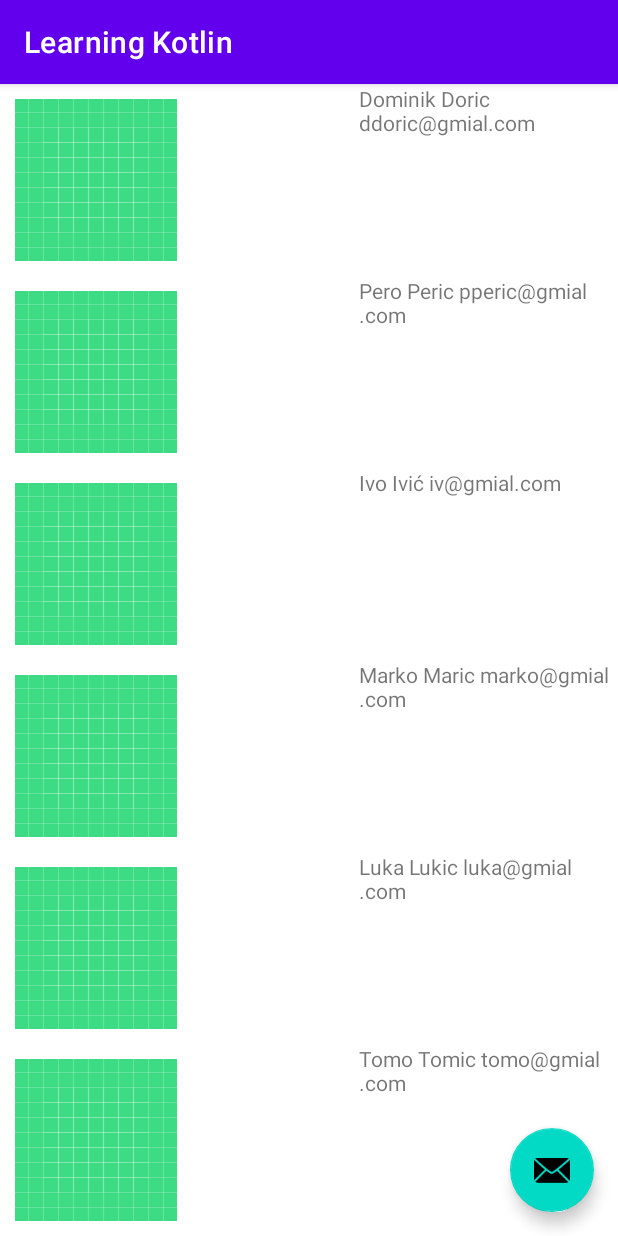
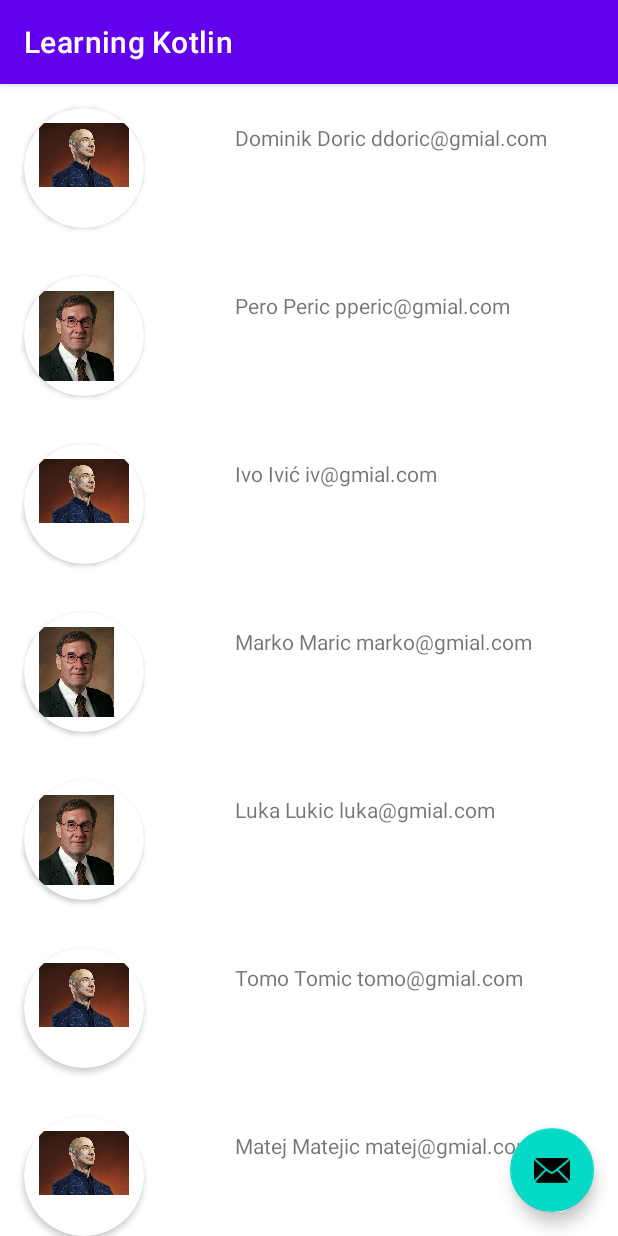
Before and after one commit to Dominik277/CountdownApp, an Android app: the screen it shows after launch (BasicActivity), on a phone screen of 412 x 824 dp. Run offline under Robolectric (Android 15) with nearby library versions, the phone set to English and light mode, and no system bars.

Commit message:
Dodano par stvari.

```diff
--- a/app/src/main/java/countdown/app/BasicActivity.kt
+++ b/app/src/main/java/countdown/app/BasicActivity.kt
@@ -15,13 +15,13 @@ class BasicActivity : AppCompatActivity() {
         setSupportActionBar(findViewById(R.id.toolbar))
 
         val friends = listOf(
-                DataModel("Dominik","Doric","ddoric@gmial.com"),
-                DataModel("Pero","Peric","pperic@gmial.com"),
-                DataModel("Ivo","Ivić","iv@gmial.com"),
-                DataModel("Marko","Maric","marko@gmial.com"),
-                DataModel("Luka","Lukic","luka@gmial.com"),
-                DataModel("Tomo","Tomic","tomo@gmial.com"),
-                DataModel("Matej","Matejic","matej@gmial.com")
+                DataModel("Dominik","Doric","ddoric@gmial.com",R.drawable.person3),
+                DataModel("Pero","Peric","pperic@gmial.com",R.drawable.person1),
+                DataModel("Ivo","Ivić","iv@gmial.com",R.drawable.person3),
+                DataModel("Marko","Maric","marko@gmial.com",R.drawable.person1),
+                DataModel("Luka","Lukic","luka@gmial.com",R.drawable.person1),
+                DataModel("Tomo","Tomic","tomo@gmial.com",R.drawable.person3),
+                DataModel("Matej","Matejic","matej@gmial.com",R.drawable.person3)
         )
 
         recyclerView.apply {
--- a/app/src/main/java/countdown/app/DataModel.kt
+++ b/app/src/main/java/countdown/app/DataModel.kt
@@ -3,5 +3,6 @@ package countdown.app
 data class DataModel (
         val firstName: String,
         val lastName: String,
-        val email: String
+        val email: String,
+        val friendPhoto: Int
 )
--- a/app/src/main/java/countdown/app/MyAdapter.kt
+++ b/app/src/main/java/countdown/app/MyAdapter.kt
@@ -21,6 +21,7 @@ class MyAdapter(private val friends: List<DataModel>) : RecyclerView.Adapter<MyA
     override fun onBindViewHolder(holder: ViewHolder, position: Int) {
         val friend = friends[position]
         holder.view.textView.text = "${friend.firstName} ${friend.lastName} ${friend.email}"
+        holder.view.image.setImageDrawable(holder.view.context.getDrawable(friend.friendPhoto))
     }
 
     override fun getItemCount() = friends.size
--- a/app/src/main/res/layout/my_row.xml
+++ b/app/src/main/res/layout/my_row.xml
@@ -6,16 +6,25 @@
     android:orientation="horizontal"
     xmlns:app="http://schemas.android.com/apk/res-auto">
 
+    <androidx.cardview.widget.CardView
+        android:layout_width="80dp"
+        android:layout_height="80dp"
+        app:cardCornerRadius="50dp"
+        android:layout_margin="16dp">
         <ImageView
             android:id="@+id/image"
             android:layout_width="wrap_content"
             android:layout_height="wrap_content"
             android:padding="10dp"
+            android:adjustViewBounds="true"
+            android:scaleType="centerCrop"
             android:src="@drawable/ic_launcher_background"/>
+    </androidx.cardview.widget.CardView>
     <TextView
         android:id="@+id/textView"
         android:layout_width="wrap_content"
         android:layout_height="wrap_content"
-        android:layout_marginLeft="50pt"/>
+        android:layout_marginLeft="20pt"
+        android:layout_marginTop="26dp"/>
 
 </LinearLayout>
```
Also changed, not shown: app/src/main/res/drawable/person1.png (added), app/src/main/res/drawable/person3.png (added), 1 other file. Lines whose indentation alone changed are shown as unchanged.
